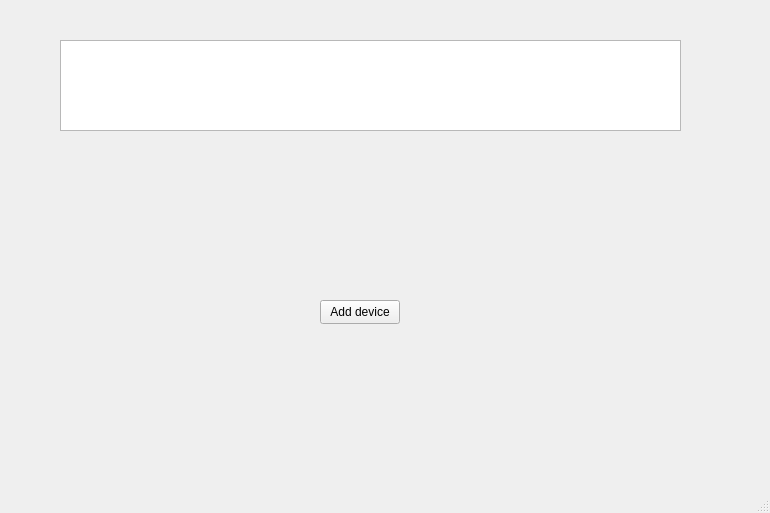
Above: GUI/MainGUI/MainGUI.ui from my-memory-leaked/Modbus-Industrial-Diagnostic-Tool before the change. Below: the same form after it.
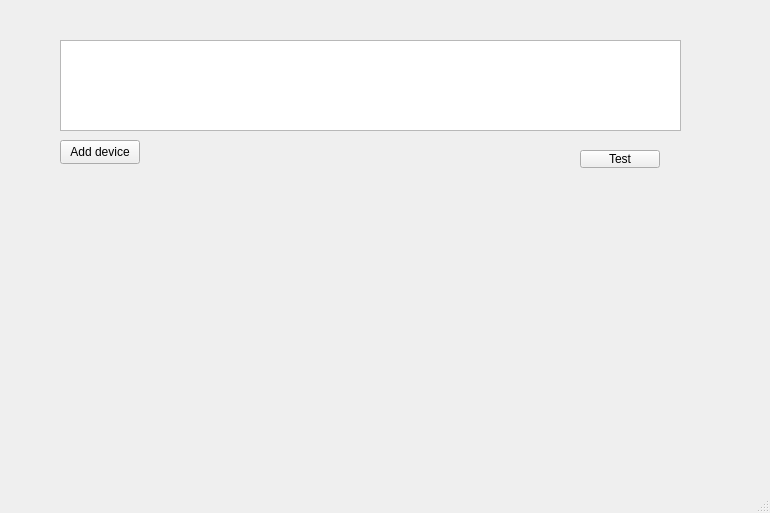
That is the form after the change.

Commit message: Added connecting to interface

```diff
--- a/GUI/MainGUI/MainGUI.ui
+++ b/GUI/MainGUI/MainGUI.ui
@@ -17,8 +17,8 @@
    <widget class="QPushButton" name="AddDevice">
     <property name="geometry">
      <rect>
-      <x>320</x>
-      <y>300</y>
+      <x>60</x>
+      <y>140</y>
       <width>80</width>
       <height>24</height>
      </rect>
@@ -37,6 +37,19 @@
      </rect>
     </property>
    </widget>
+   <widget class="QPushButton" name="TestButton">
+    <property name="geometry">
+     <rect>
+      <x>580</x>
+      <y>150</y>
+      <width>80</width>
+      <height>18</height>
+     </rect>
+    </property>
+    <property name="text">
+     <string>Test</string>
+    </property>
+   </widget>
   </widget>
   <widget class="QMenuBar" name="menubar">
    <property name="geometry">
```
The commit also changes 5 other files.
